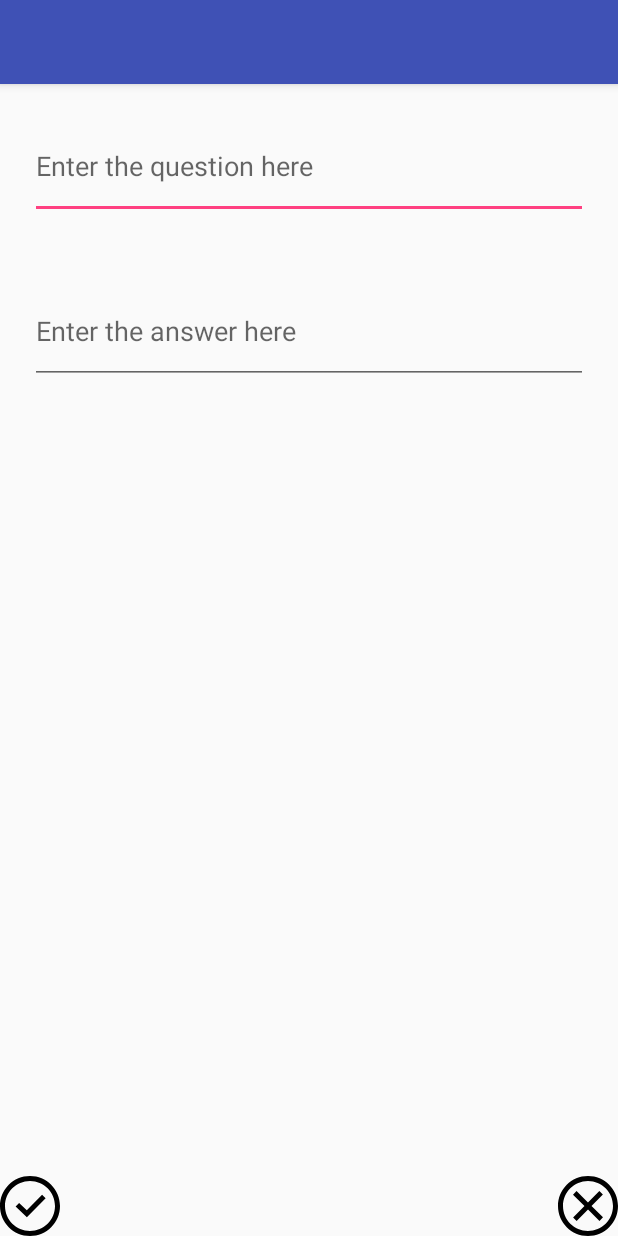
After one commit to jdelgado111/FlashcardApp, an Android app: the AddCardActivity screen opened directly, with no data from a screen before it, on a phone screen of 412 x 824 dp. The commit adds this screen. Run offline under Robolectric (Android 15) with nearby library versions, the phone set to English and light mode, and no system bars.

Commit message:
Added functionality to allow user to create a new flashcard

```diff
--- a/app/src/main/AndroidManifest.xml
+++ b/app/src/main/AndroidManifest.xml
@@ -16,6 +16,7 @@
                 <category android:name="android.intent.category.LAUNCHER" />
             </intent-filter>
         </activity>
+        <activity android:name=".AddCardActivity"></activity>
     </application>
 
 </manifest>
--- /dev/null
+++ b/app/src/main/java/com/example/janethdelgado/flashcardapp/AddCardActivity.java
@@ -0,0 +1,37 @@
+package com.example.janethdelgado.flashcardapp;
+
+import android.content.Intent;
+import android.os.Bundle;
+import android.support.v7.app.AppCompatActivity;
+import android.view.View;
+import android.widget.EditText;
+
+public class AddCardActivity extends AppCompatActivity {
+
+    @Override
+    protected void onCreate(Bundle savedInstanceState) {
+        super.onCreate(savedInstanceState);
+        setContentView(R.layout.activity_add_card);
+
+        findViewById(R.id.cancelCard).setOnClickListener(new View.OnClickListener() {
+            @Override
+            public void onClick(View v) {
+                finish();
+            }
+        });
+
+        findViewById(R.id.saveCard).setOnClickListener(new View.OnClickListener() {
+            @Override
+            public void onClick(View v) {
+                String question = ((EditText) findViewById(R.id.questionText)).getText().toString();
+                String answer = ((EditText) findViewById(R.id.answerText)).getText().toString();
+
+                Intent data = new Intent(); // create a new Intent to put our data
+                data.putExtra("question", question); // puts one string into the Intent (key, string)
+                data.putExtra("answer", answer); // puts another string into the Intent (key, string)
+                setResult(RESULT_OK, data); // set result code and bundle data for response
+                finish(); // closes this activity and pass data to the original activity that launched this activity
+            }
+        });
+    }
+}
--- /dev/null
+++ b/app/src/main/res/drawable/cancel_icon.xml
@@ -0,0 +1,9 @@
+<vector xmlns:android="http://schemas.android.com/apk/res/android"
+    android:width="24dp"
+    android:height="24dp"
+    android:viewportWidth="24"
+    android:viewportHeight="24">
+  <path
+      android:fillColor="#FF000000"
+      android:pathData="M12,2c5.514,0 10,4.486 10,10s-4.486,10 -10,10 -10,-4.486 -10,-10 4.486,-10 10,-10zM12,0c-6.627,0 -12,5.373 -12,12s5.373,12 12,12 12,-5.373 12,-12 -5.373,-12 -12,-12zM18,16.538l-4.592,-4.548 4.546,-4.587 -1.416,-1.403 -4.545,4.589 -4.588,-4.543 -1.405,1.405 4.593,4.552 -4.547,4.592 1.405,1.405 4.555,-4.596 4.591,4.55 1.403,-1.416z"/>
+</vector>
--- /dev/null
+++ b/app/src/main/res/drawable/save_icon.xml
@@ -0,0 +1,9 @@
+<vector xmlns:android="http://schemas.android.com/apk/res/android"
+    android:width="24dp"
+    android:height="24dp"
+    android:viewportWidth="24"
+    android:viewportHeight="24">
+  <path
+      android:fillColor="#FF000000"
+      android:pathData="M12,2c5.514,0 10,4.486 10,10s-4.486,10 -10,10 -10,-4.486 -10,-10 4.486,-10 10,-10zM12,0c-6.627,0 -12,5.373 -12,12s5.373,12 12,12 12,-5.373 12,-12 -5.373,-12 -12,-12zM18.25,8.891l-1.421,-1.409 -6.105,6.218 -3.078,-2.937 -1.396,1.436 4.5,4.319 7.5,-7.627z"/>
+</vector>
--- /dev/null
+++ b/app/src/main/res/layout/activity_add_card.xml
@@ -0,0 +1,43 @@
+<?xml version="1.0" encoding="utf-8"?>
+<RelativeLayout xmlns:android="http://schemas.android.com/apk/res/android"
+    xmlns:app="http://schemas.android.com/apk/res-auto"
+    xmlns:tools="http://schemas.android.com/tools"
+    android:layout_width="match_parent"
+    android:layout_height="match_parent"
+    tools:context=".AddCardActivity">
+
+    <ImageView
+        android:id="@+id/cancelCard"
+        android:layout_width="40dp"
+        android:layout_height="40dp"
+        android:layout_alignParentBottom="true"
+        android:layout_alignParentEnd="true"
+        android:src="@drawable/cancel_icon" />
+
+    <ImageView
+        android:id="@+id/saveCard"
+        android:layout_width="40dp"
+        android:layout_height="40dp"
+        android:layout_alignParentBottom="true"
+        android:layout_alignParentStart="true"
+        android:src="@drawable/save_icon" />
+
+    <EditText
+        android:id="@+id/questionText"
+        android:layout_width="match_parent"
+        android:layout_height="70dp"
+        android:layout_margin="20dp"
+        android:hint="Enter the question here"
+        android:inputType="textMultiLine" />
+
+    <EditText
+        android:id="@+id/answerText"
+        android:layout_width="match_parent"
+        android:layout_height="70dp"
+        android:layout_margin="20dp"
+        android:layout_below="@+id/questionText"
+        android:layout_centerHorizontal="true"
+        android:hint="Enter the answer here"
+        android:inputType="textMultiLine" />
+
+</RelativeLayout>
```
Also changed, not shown: app/src/main/java/com/example/janethdelgado/flashcardapp/MainActivity.java (+21 -0 lines), app/src/main/res/drawable/add_icon.xml (added, +9 -0 lines), app/src/main/res/layout/activity_main.xml (+8 -0 lines), 4 other files.
